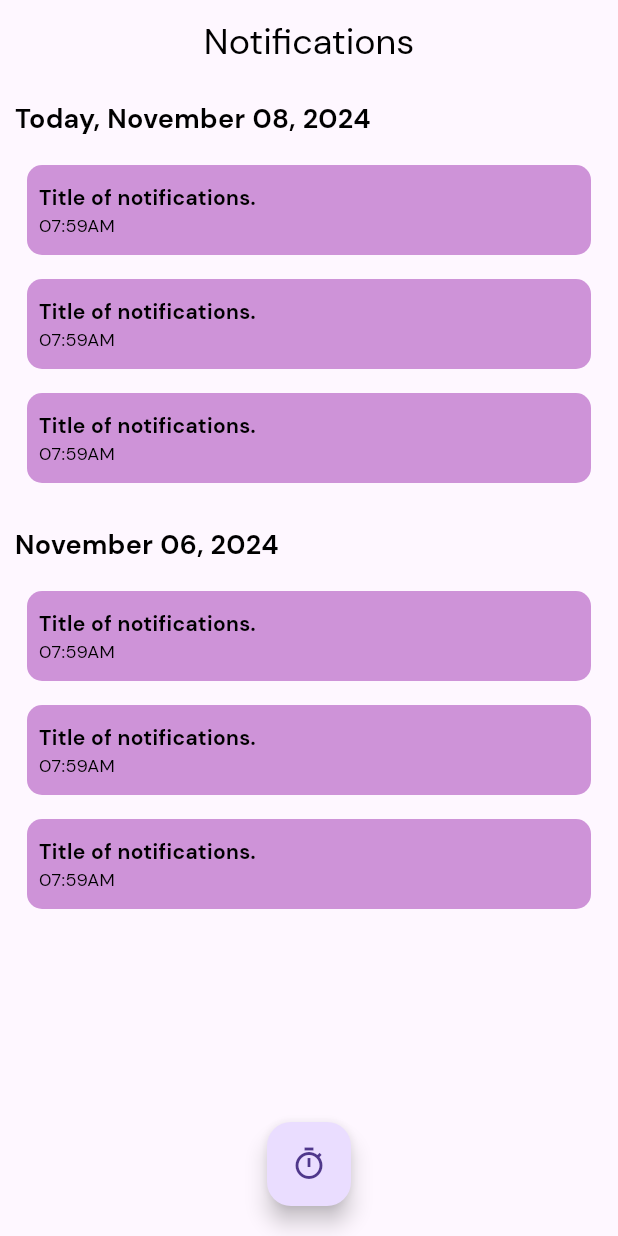
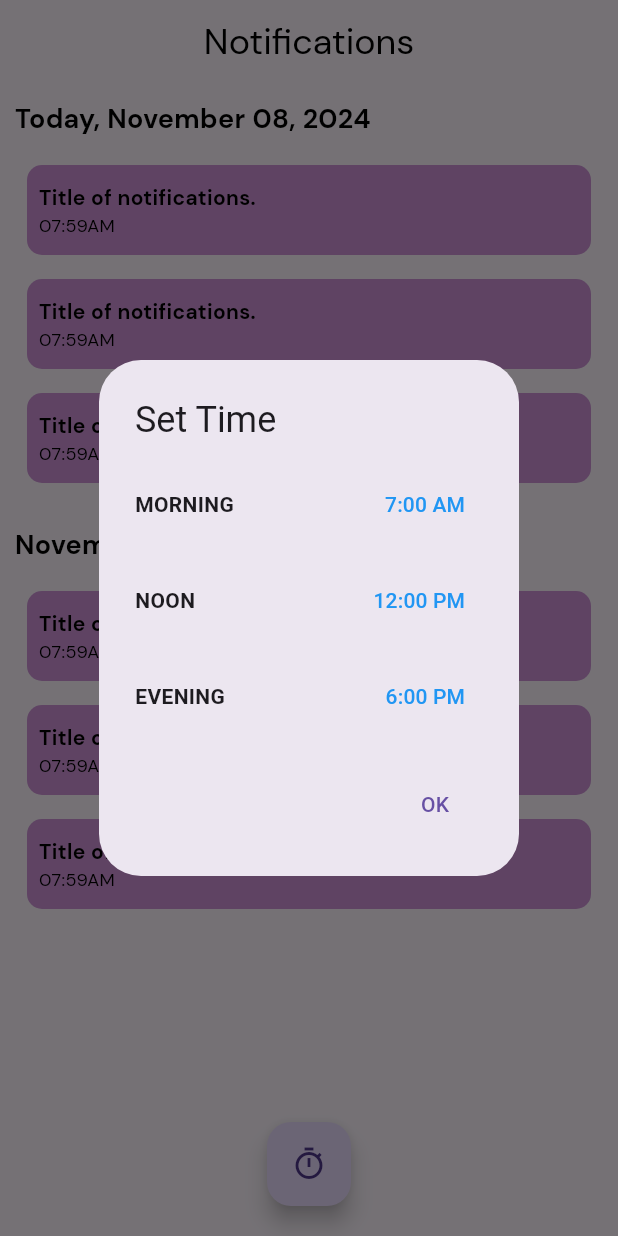
Before and after one commit to lansoyyy/wecare, a Flutter app: the NurseHomeScreen screen opened directly, after a tap on the "timer" icon, on a phone screen of 412 x 824 dp. Run offline on Flutter 3.47's test engine with Material 3 defaults, Android fonts, the light colour scheme and no system bars; our stand-ins replace fluttertoast, table_calendar.

Commit message:
added nurse dialog ui

```diff
--- a/lib/screens/nurse_home_screen.dart
+++ b/lib/screens/nurse_home_screen.dart
@@ -2,9 +2,14 @@ import 'package:flutter/material.dart';
 import 'package:wecare/screens/calendar_screen.dart';
 import 'package:wecare/widgets/text_widget.dart';
 
-class NurseHomeScreen extends StatelessWidget {
+class NurseHomeScreen extends StatefulWidget {
   const NurseHomeScreen({super.key});
 
+  @override
+  State<NurseHomeScreen> createState() => _NurseHomeScreenState();
+}
+
+class _NurseHomeScreenState extends State<NurseHomeScreen> {
   @override
   Widget build(BuildContext context) {
     return Scaffold(
@@ -14,6 +19,7 @@ class NurseHomeScreen extends StatelessWidget {
         child: FloatingActionButton(
           child: const Icon(Icons.timer_outlined),
           onPressed: () {
+            _showTimeSelectorDialog();
             // Navigator.of(context).push(MaterialPageRoute(
             //     builder: (context) => const CalendarScreen()));
           },
@@ -123,4 +129,82 @@ class NurseHomeScreen extends StatelessWidget {
       ),
     );
   }
+
+  TimeOfDay morningTime = const TimeOfDay(hour: 7, minute: 0);
+  TimeOfDay noonTime = const TimeOfDay(hour: 12, minute: 0);
+  TimeOfDay eveningTime = const TimeOfDay(hour: 18, minute: 0);
+
+  Future<void> _selectTime(BuildContext context, TimeOfDay initialTime,
+      Function(TimeOfDay) onTimeSelected) async {
+    final TimeOfDay? pickedTime = await showTimePicker(
+      context: context,
+      initialTime: initialTime,
+    );
+    if (pickedTime != null) {
+      onTimeSelected(pickedTime);
+    }
+  }
+
+  void _showTimeSelectorDialog() {
+    showDialog(
+      context: context,
+      builder: (BuildContext context) {
+        return AlertDialog(
+          title: const Text('Set Time'),
+          content: Column(
+            mainAxisSize: MainAxisSize.min,
+            children: [
+              _buildTimePickerRow(
+                context,
+                label: 'MORNING',
+                selectedTime: morningTime,
+                onTimeChanged: (time) => setState(() => morningTime = time),
+              ),
+              const SizedBox(height: 16),
+              _buildTimePickerRow(
+                context,
+                label: 'NOON',
+                selectedTime: noonTime,
+                onTimeChanged: (time) => setState(() => noonTime = time),
+              ),
+              const SizedBox(height: 16),
+              _buildTimePickerRow(
+                context,
+                label: 'EVENING',
+                selectedTime: eveningTime,
+                onTimeChanged: (time) => setState(() => eveningTime = time),
+              ),
+            ],
+          ),
+          actions: [
+            TextButton(
+              onPressed: () => Navigator.pop(context),
+              child: const Text('OK'),
+            ),
+          ],
+        );
+      },
+    );
+  }
+
+  Widget _buildTimePickerRow(
+    BuildContext context, {
+    required String label,
+    required TimeOfDay selectedTime,
+    required Function(TimeOfDay) onTimeChanged,
+  }) {
+    return Row(
+      mainAxisAlignment: MainAxisAlignment.spaceBetween,
+      children: [
+        Text(label, style: const TextStyle(fontWeight: FontWeight.bold)),
+        TextButton(
+          onPressed: () => _selectTime(context, selectedTime, onTimeChanged),
+          child: Text(
+            selectedTime.format(context),
+            style: const TextStyle(color: Colors.blue),
+          ),
+        ),
+      ],
+    );
+  }
 }
```
